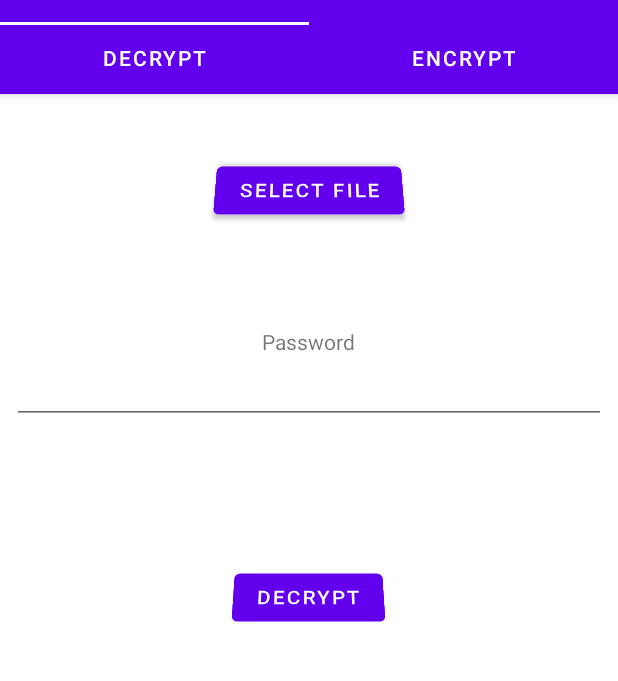
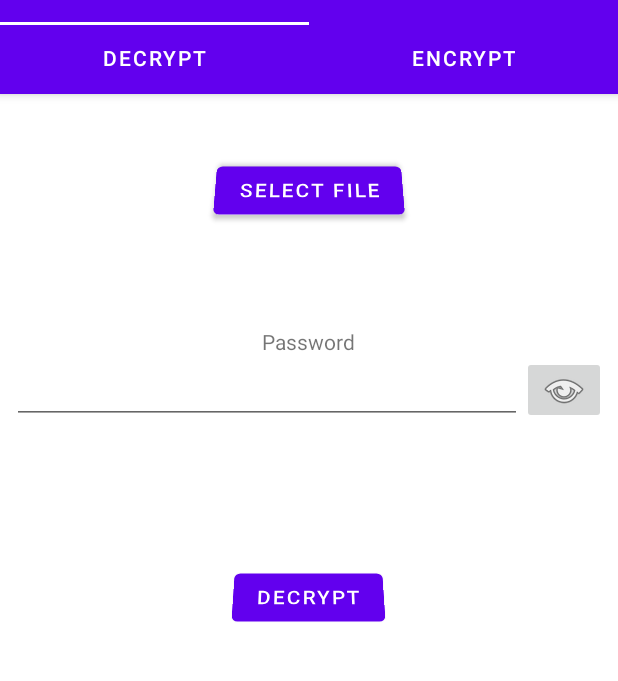
Before and after one commit to whirledsol/JsonCryptApp, an Android app: the screen it shows after launch (MainActivity), on a phone screen of 412 x 824 dp, the part 62-743 px from its top. Run offline under Robolectric (Android 15) with nearby library versions, the phone set to English and light mode, and no system bars.

Commit message:
added password peek and other shortcuts

```diff
--- a/app/src/main/java/me/whirledsol/jsoncrypt/DecryptFragment.kt
+++ b/app/src/main/java/me/whirledsol/jsoncrypt/DecryptFragment.kt
@@ -21,10 +21,23 @@ class DecryptFragment: MainFragment() {
 
         super.onCreateView(inflater, container, savedInstanceState)
 
-
         return inflater.inflate(R.layout.fragment_decrypt, container, false)
     }
 
+    override fun onViewCreated(view: View, savedInstanceState: Bundle?) {
+        super.onViewCreated(view, savedInstanceState)
+        tryGetSingleFile()
+    }
+
+    /**
+     * tryGetSingleFile: if only one file, just select it. saves time. ;)
+     */
+    private fun tryGetSingleFile(){
+        val files = _service.getEncryptedFiles();
+        if(files.count() == 1){
+            onFileSelected(_service.getEncryptedFile(files.first().name))
+        }
+    }
 
     /**
      * onSelectFile
--- a/app/src/main/java/me/whirledsol/jsoncrypt/MainFragment.kt
+++ b/app/src/main/java/me/whirledsol/jsoncrypt/MainFragment.kt
@@ -3,11 +3,14 @@ package me.whirledsol.jsoncrypt
 import android.content.Intent
 import android.net.Uri
 import android.os.Bundle
+import android.text.InputType
 import android.view.LayoutInflater
+import android.view.MotionEvent
 import android.view.View
 import android.view.ViewGroup
 import android.widget.Button
 import android.widget.EditText
+import android.widget.ImageButton
 import android.widget.TextView
 import androidx.fragment.app.Fragment
 
@@ -18,7 +21,9 @@ open abstract class MainFragment : Fragment() {
     protected lateinit var _textFile: TextView
     protected lateinit var _inputPassword: EditText
     protected lateinit var _textMsg: TextView
+    protected lateinit var _buttonPeek: ImageButton
     protected lateinit var _buttonExecute: Button
+
 
     protected lateinit var _filePath: Uri
     protected lateinit var _service: CryptUtil
@@ -40,11 +45,12 @@ open abstract class MainFragment : Fragment() {
      */
     override fun onViewCreated(view: View, savedInstanceState: Bundle?) {
         _service = CryptUtil(view.context)
-        _buttonFile = view.findViewById<Button>(R.id.button_file);
-        _textFile = view.findViewById<TextView>(R.id.text_file);
-        _inputPassword = view.findViewById<EditText>(R.id.input_password);
-        _textMsg = view.findViewById<TextView>(R.id.text_msg);
-        _buttonExecute = view.findViewById<Button>(R.id.button_execute);
+        _buttonFile = view.findViewById<Button>(R.id.button_file)
+        _textFile = view.findViewById<TextView>(R.id.text_file)
+        _inputPassword = view.findViewById<EditText>(R.id.input_password)
+        _textMsg = view.findViewById<TextView>(R.id.text_msg)
+        _buttonPeek = view.findViewById<ImageButton>(R.id.button_peek)
+        _buttonExecute = view.findViewById<Button>(R.id.button_execute)
 
         _buttonFile!!.setOnClickListener { view ->
             onSelectFile()
@@ -53,6 +59,9 @@ open abstract class MainFragment : Fragment() {
             onExecute()
         }
 
+        _buttonPeek.setOnTouchListener { v, event ->
+            onPeek(event)
+        }
     }
 
     open fun onSelectFile() {
@@ -88,4 +97,17 @@ open abstract class MainFragment : Fragment() {
         startActivity(i)
     }
 
+
+    /**
+     * onPeek
+     */
+    private fun onPeek(event: MotionEvent): Boolean {
+        if (event.action == MotionEvent.ACTION_DOWN) {
+            _inputPassword.inputType = InputType.TYPE_TEXT_VARIATION_VISIBLE_PASSWORD
+            return true
+        }
+        _inputPassword.inputType = InputType.TYPE_CLASS_TEXT or InputType.TYPE_TEXT_VARIATION_PASSWORD //129
+        return true
+    }
+
 }
--- a/app/src/main/res/layout/activity_main.xml
+++ b/app/src/main/res/layout/activity_main.xml
@@ -17,6 +17,7 @@
             android:layout_height="?attr/actionBarSize"
             android:background="?attr/colorPrimary"
             app:popupTheme="@style/Theme.JsonCrypt.PopupOverlay" />
+
         <com.google.android.material.tabs.TabLayout
             android:id="@+id/tabs"
             android:layout_width="match_parent"
--- a/app/src/main/res/layout/content_result.xml
+++ b/app/src/main/res/layout/content_result.xml
@@ -14,7 +14,7 @@
         android:orientation="horizontal">
     <EditText
         android:id="@+id/input_searchvalues"
-        android:layout_width="fill_parent"
+        android:layout_width="match_parent"
         android:layout_height="match_parent"
         android:singleLine="true"
         android:layout_weight="1"
--- a/app/src/main/res/layout/fragment_decrypt.xml
+++ b/app/src/main/res/layout/fragment_decrypt.xml
@@ -32,16 +32,24 @@
         android:layout_height="wrap_content"
         android:layout_marginTop="16dp"
         android:text="@string/text_password" />
-
-    <EditText
-        android:id="@+id/input_password"
+    <LinearLayout
         android:layout_width="match_parent"
         android:layout_height="wrap_content"
-        android:layout_marginBottom="32dp"
-        android:ems="10"
-        android:inputType="textPassword" />
-
-
+        android:orientation="horizontal"
+        android:layout_marginBottom="32dp">
+        <EditText
+            android:id="@+id/input_password"
+            android:layout_width="match_parent"
+            android:layout_height="wrap_content"
+            android:ems="10"
+            android:layout_weight="1"
+            android:inputType="textPassword" />
+        <ImageButton
+            android:id="@+id/button_peek"
+            android:layout_width="wrap_content"
+            android:layout_height="match_parent"
+            app:srcCompat="@android:drawable/ic_menu_view" />
+    </LinearLayout>
     <TextView
         android:id="@+id/text_msg"
         android:layout_width="match_parent"
```
Also changed, not shown: app/src/main/java/me/whirledsol/jsoncrypt/ResultActivity.kt (+3 -12 lines), app/src/main/res/layout/fragment_encrypt.xml (+16 -6 lines).
